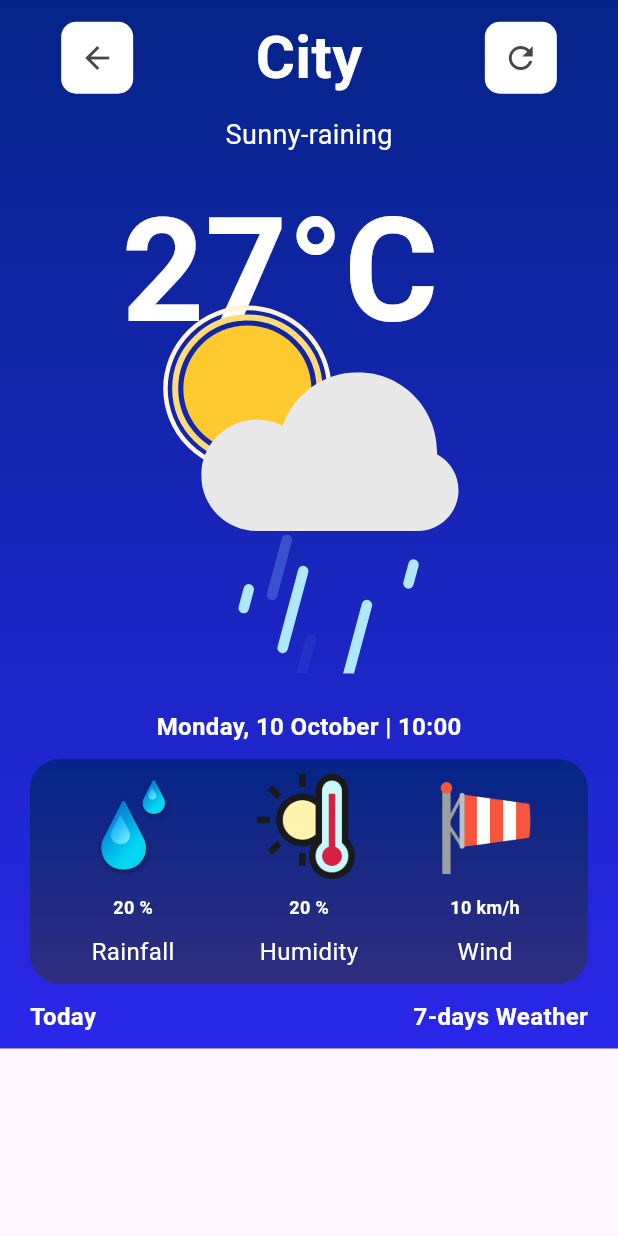
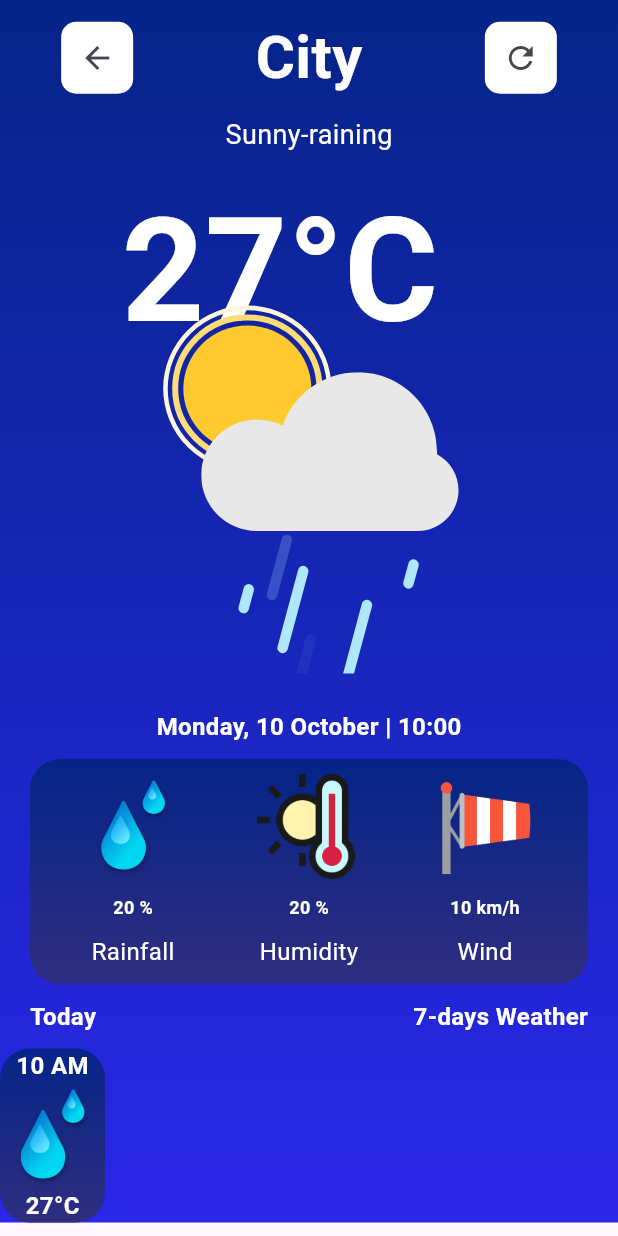
Before and after one commit to maciejsulikowski/weather_app, a Flutter app: the WeatherWidget screen opened directly, on a phone screen of 412 x 824 dp. Run offline on Flutter 3.47's test engine with Material 2 defaults, Android fonts, the phone set to English and light mode, and no system bars; our stand-ins replace google_fonts, lottie.

Commit message:
Add RainfallWidget and new possibilities

```diff
--- a/lib/features/weather_page/weather_widget.dart
+++ b/lib/features/weather_page/weather_widget.dart
@@ -164,6 +164,44 @@ class WeatherWidget extends StatelessWidget {
                   const SizedBox(
                     height: 10,
                   ),
+                  Row(
+                    children: [
+                      Container(
+                        decoration: BoxDecoration(
+                            borderRadius: BorderRadius.circular(20),
+                            gradient: const LinearGradient(
+                              begin: Alignment.topCenter,
+                              end: Alignment.bottomCenter,
+                              colors: [
+                                Color.fromARGB(255, 5, 36, 136),
+                                Color.fromARGB(255, 47, 46, 128),
+                              ],
+                            )),
+                        child: Column(
+                          children: [
+                            Text('10 AM',
+                                style: GoogleFonts.aBeeZee(
+                                  fontSize: 16,
+                                  color: Colors.white,
+                                  fontWeight: FontWeight.bold,
+                                )),
+                            SizedBox(
+                              height: 70,
+                              child: Image.asset(
+                                'images/water.png',
+                              ),
+                            ),
+                            Text('27°C',
+                                style: GoogleFonts.aBeeZee(
+                                  fontSize: 16,
+                                  color: Colors.white,
+                                  fontWeight: FontWeight.bold,
+                                )),
+                          ],
+                        ),
+                      )
+                    ],
+                  )
                 ],
               ),
             ),
```
